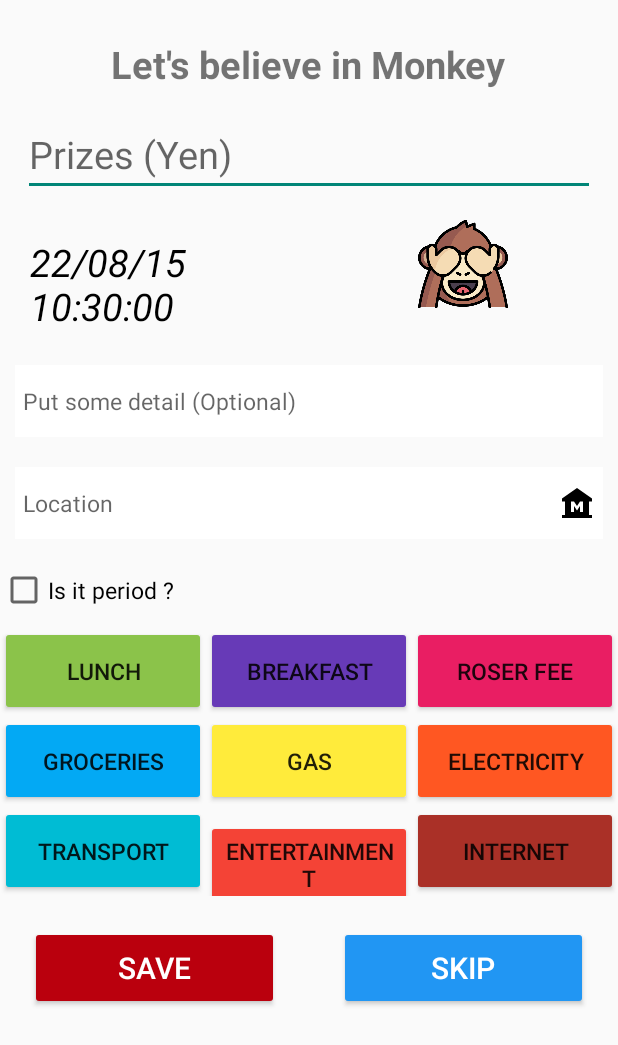
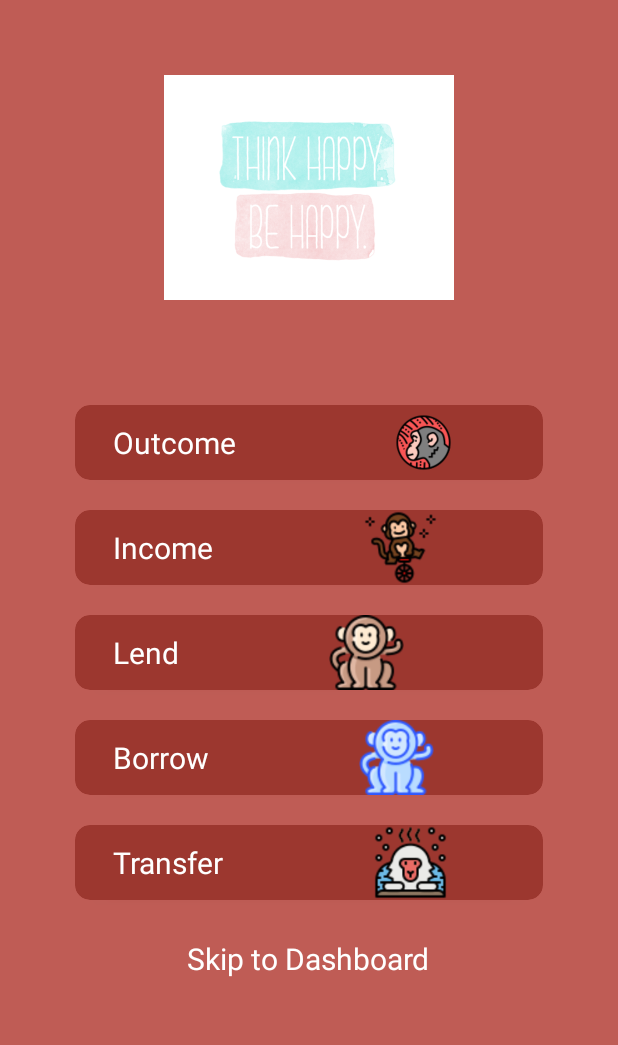
Before and after one commit to JeffKi11er/AppMonkeyKeeping, an Android app: the screen it shows after launch (MainActivity), on a phone screen of 412 x 824 dp. Shown: the top 1045 px of the screen. Run offline under Robolectric (Android 15) with nearby library versions, the phone set to English and light mode, and no system bars; libraries missing offline, so code that uses them is left out: io.realm; 3 statements that could not run were skipped.

Commit message:
add screen mode

```diff
--- a/app/src/main/AndroidManifest.xml
+++ b/app/src/main/AndroidManifest.xml
@@ -25,9 +25,6 @@
             android:name=".ModifyActivity"
             android:exported="false" />
         <activity
-            android:name=".SupportActivity"
-            android:exported="false" />
-        <activity
             android:name=".MainActivity"
             android:exported="true"
             android:screenOrientation="portrait">
--- a/app/src/main/java/com/example/appmonkeykeeping/MainAmountFragment.java
+++ b/app/src/main/java/com/example/appmonkeykeeping/MainAmountFragment.java
@@ -51,6 +51,7 @@ import android.widget.DatePicker;
 import android.widget.TimePicker;
 import android.widget.Toast;
 
+import com.example.appmonkeykeeping.annotation.Annotation;
 import com.example.appmonkeykeeping.center.DatabaseSystem;
 import com.example.appmonkeykeeping.custom.CustomDialogPreview;
 import com.example.appmonkeykeeping.custom.NumberTextWatcherForThousand;
@@ -131,6 +132,7 @@ public class MainAmountFragment extends Fragment implements LocationInserting {
                 }
                 period = binding.boxPeriod.isChecked();
                 Money money = new Money();
+                money.setTag(Annotation.typesOfRecording[0]);
                 money.setDate(binding.tvDate.getText().toString());
                 money.setActualCost(Long.parseLong(binding.edtMainMoney.getText().toString().replaceAll(",","").trim()));
                 money.setCategory(binding.tvCateCheck.getText().toString().trim());
--- a/app/src/main/java/com/example/appmonkeykeeping/MonkeyApplication.java
+++ b/app/src/main/java/com/example/appmonkeykeeping/MonkeyApplication.java
@@ -11,6 +11,8 @@ public class MonkeyApplication extends Application {
         super.onCreate();
         Realm.init(this);
         RealmConfiguration configuration = new RealmConfiguration.Builder()
+                .schemaVersion(2)
+                .deleteRealmIfMigrationNeeded()
                 .allowQueriesOnUiThread(true)
                 .allowWritesOnUiThread(true)
                 .build();
--- /dev/null
+++ b/app/src/main/java/com/example/appmonkeykeeping/PlayingModeFragment.java
@@ -0,0 +1,40 @@
+package com.example.appmonkeykeeping;
+
+import android.os.Bundle;
+
+import androidx.fragment.app.Fragment;
+import androidx.navigation.NavController;
+import androidx.navigation.NavOptions;
+import androidx.navigation.Navigation;
+
+import android.view.LayoutInflater;
+import android.view.View;
+import android.view.ViewGroup;
+
+import com.example.appmonkeykeeping.databinding.FragmentPlayingModeBinding;
+
+public class PlayingModeFragment extends Fragment {
+    FragmentPlayingModeBinding binding;
+    @Override
+    public void onCreate(Bundle savedInstanceState) {
+        super.onCreate(savedInstanceState);
+        if (getArguments() != null) {
+        }
+    }
+
+    @Override
+    public View onCreateView(LayoutInflater inflater, ViewGroup container,
+                             Bundle savedInstanceState) {
+        binding = FragmentPlayingModeBinding.inflate(inflater,container,false);
+        View view = binding.getRoot();
+        binding.btnOutcome.setOnClickListener(new View.OnClickListener() {
+            @Override
+            public void onClick(View v) {
+                NavController controller = Navigation.findNavController(v);
+                NavOptions navOptions = new NavOptions.Builder().setPopUpTo(R.id.mainAmountFragment,true).build();
+                controller.navigate(R.id.action_playingModeFragment_to_mainAmountFragment,null,navOptions);
+            }
+        });
+        return view;
+    }
+}
--- a/app/src/main/java/com/example/appmonkeykeeping/SupportActivity.java
+++ /dev/null
@@ -1,19 +0,0 @@
-package com.example.appmonkeykeeping;
-
-import androidx.appcompat.app.AppCompatActivity;
-
-import android.os.Bundle;
-import android.view.View;
-
-import com.example.appmonkeykeeping.databinding.ActivitySupportBinding;
-
-public class SupportActivity extends AppCompatActivity {
-    ActivitySupportBinding binding;
-    @Override
-    protected void onCreate(Bundle savedInstanceState) {
-        super.onCreate(savedInstanceState);
-        binding = ActivitySupportBinding.inflate(getLayoutInflater());
-        View view = binding.getRoot();
-        setContentView(view);
-    }
-}
--- a/app/src/main/java/com/example/appmonkeykeeping/annotation/Annotation.java
+++ b/app/src/main/java/com/example/appmonkeykeeping/annotation/Annotation.java
@@ -11,4 +11,5 @@ public class Annotation {
     public static final int REQUEST_PERMISSION_CODE = 101;
     public static final int CAMERA_REQUEST_CODE = 103;
     public static final int WRITE_STORAGE_REQUEST_CODE = 102;
+    public static final String[]typesOfRecording = new String[]{"outcome","income","lend","borrow","transfer"};
 }
--- a/app/src/main/java/com/example/appmonkeykeeping/model/Money.java
+++ b/app/src/main/java/com/example/appmonkeykeeping/model/Money.java
@@ -16,6 +16,16 @@ public class Money extends RealmObject {
     private long projectCost;
     private long actualCost;
     private long diff;
+    private String tag;
+
+    public String getTag() {
+        return tag;
+    }
+
+    public void setTag(String tag) {
+        this.tag = tag;
+    }
+
     public long getId() {
         return id;
     }
--- a/app/src/main/res/layout/activity_main.xml
+++ b/app/src/main/res/layout/activity_main.xml
@@ -9,7 +9,7 @@
         android:id="@+id/nav_main"
         android:name="androidx.navigation.fragment.NavHostFragment"
         android:layout_width="match_parent"
-        android:layout_height="wrap_content"
+        android:layout_height="match_parent"
         app:defaultNavHost="true"
         app:navGraph="@navigation/nav_graph" />
 </LinearLayout>
--- a/app/src/main/res/layout/activity_support.xml
+++ /dev/null
@@ -1,34 +0,0 @@
-<?xml version="1.0" encoding="utf-8"?>
-<RelativeLayout xmlns:android="http://schemas.android.com/apk/res/android"
-    xmlns:app="http://schemas.android.com/apk/res-auto"
-    xmlns:tools="http://schemas.android.com/tools"
-    android:layout_width="match_parent"
-    android:layout_height="match_parent"
-    tools:context=".SupportActivity">
-
-    <androidx.core.widget.NestedScrollView
-        android:layout_width="match_parent"
-        android:layout_height="match_parent"
-        android:fillViewport="true">
-
-        <androidx.recyclerview.widget.RecyclerView
-            android:id="@+id/rcl_support"
-            android:layout_width="match_parent"
-            android:layout_height="match_parent"
-            android:layout_marginLeft="15dp"
-            android:layout_marginTop="30dp"
-            android:layout_marginRight="15dp"
-            android:layout_marginBottom="80dp"
-            app:layoutManager="androidx.recyclerview.widget.LinearLayoutManager" />
-    </androidx.core.widget.NestedScrollView>
-
-    <Button
-        android:id="@+id/btn_cancel"
-        android:layout_width="match_parent"
-        android:layout_height="60dp"
-        android:layout_alignParentBottom="true"
-        android:layout_marginLeft="50dp"
-        android:layout_marginRight="50dp"
-        android:layout_marginBottom="25dp"
-        android:text="Cancel" />
-</RelativeLayout>
--- a/app/src/main/res/layout/fragment_dash_board.xml
+++ b/app/src/main/res/layout/fragment_dash_board.xml
@@ -4,7 +4,6 @@
     android:layout_width="match_parent"
     android:layout_height="match_parent"
     tools:context=".DashBoardFragment">
-
    <LinearLayout
        android:layout_width="match_parent"
        android:layout_height="wrap_content"
--- /dev/null
+++ b/app/src/main/res/layout/fragment_playing_mode.xml
@@ -0,0 +1,191 @@
+<?xml version="1.0" encoding="utf-8"?>
+<FrameLayout xmlns:android="http://schemas.android.com/apk/res/android"
+    xmlns:tools="http://schemas.android.com/tools"
+    android:layout_width="match_parent"
+    android:layout_height="match_parent"
+    xmlns:app="http://schemas.android.com/apk/res-auto"
+    tools:context=".PlayingModeFragment"
+    android:background="#BF5C55">
+    <LinearLayout
+        android:layout_width="match_parent"
+        android:layout_height="match_parent"
+        android:orientation="vertical">
+        <ImageView
+            android:layout_width="match_parent"
+            android:layout_height="150dp"
+            android:layout_marginTop="50dp"
+            android:layout_marginBottom="50dp"
+            android:src="@drawable/thinking_happy" />
+
+        <androidx.cardview.widget.CardView
+            android:id="@+id/btn_outcome"
+            android:layout_width="match_parent"
+            android:layout_height="50dp"
+            android:layout_marginLeft="50dp"
+            android:layout_marginTop="20dp"
+            android:layout_marginRight="50dp"
+            android:backgroundTint="#9C372F"
+            app:cardCornerRadius="10dp">
+
+            <LinearLayout
+                android:layout_width="match_parent"
+                android:layout_height="match_parent"
+                android:orientation="horizontal">
+
+                <TextView
+                    android:layout_width="wrap_content"
+                    android:layout_height="wrap_content"
+                    android:layout_gravity="center"
+                    android:layout_marginLeft="25dp"
+                    android:text="@string/outcome"
+                    android:textColor="@color/white"
+                    android:textSize="20sp" />
+
+                <ImageView
+                    android:layout_width="50dp"
+                    android:layout_height="50dp"
+                    android:scaleType="fitXY"
+                    android:layout_marginLeft="100dp"
+                    android:src="@drawable/outcome" />
+            </LinearLayout>
+        </androidx.cardview.widget.CardView>
+
+        <androidx.cardview.widget.CardView
+            android:id="@+id/btn_income"
+            android:layout_width="match_parent"
+            android:layout_height="50dp"
+            android:layout_marginLeft="50dp"
+            android:layout_marginTop="20dp"
+            android:layout_marginRight="50dp"
+            android:backgroundTint="#9C372F"
+            app:cardCornerRadius="10dp">
+
+            <LinearLayout
+                android:layout_width="match_parent"
+                android:layout_height="match_parent"
+                android:orientation="horizontal">
+
+                <TextView
+                    android:layout_width="wrap_content"
+                    android:layout_height="wrap_content"
+                    android:layout_gravity="center"
+                    android:layout_marginLeft="25dp"
+                    android:text="@string/income"
+                    android:textColor="@color/white"
+                    android:textSize="20sp" />
+
+                <ImageView
+                    android:layout_width="50dp"
+                    android:layout_height="50dp"
+                    android:scaleType="fitXY"
+                    android:layout_marginLeft="100dp"
+                    android:src="@drawable/income" />
+            </LinearLayout>
+        </androidx.cardview.widget.CardView>
+
+        <androidx.cardview.widget.CardView
+            android:id="@+id/btn_lend"
+            android:layout_width="match_parent"
+            android:layout_height="50dp"
+            android:layout_marginLeft="50dp"
+            android:layout_marginTop="20dp"
+            android:layout_marginRight="50dp"
+            android:backgroundTint="#9C372F"
+            app:cardCornerRadius="10dp">
+
+            <LinearLayout
+                android:layout_width="match_parent"
+                android:layout_height="match_parent"
+                android:orientation="horizontal">
+
+                <TextView
+                    android:layout_width="wrap_content"
+                    android:layout_height="wrap_content"
+                    android:layout_gravity="center"
+                    android:layout_marginLeft="25dp"
+                    android:text="@string/lend"
+                    android:textColor="@color/white"
+                    android:textSize="20sp" />
+
+                <ImageView
+                    android:layout_width="50dp"
+                    android:layout_height="50dp"
+                    android:scaleType="fitXY"
+                    android:layout_marginLeft="100dp"
+                    android:src="@drawable/being_lent" />
+            </LinearLayout>
+        </androidx.cardview.widget.CardView>
+
+        <androidx.cardview.widget.CardView
+            android:id="@+id/btn_borrow"
+            android:layout_width="match_parent"
+            android:layout_height="50dp"
+            android:layout_marginLeft="50dp"
+            android:layout_marginTop="20dp"
+            android:layout_marginRight="50dp"
+            android:backgroundTint="#9C372F"
+            app:cardCornerRadius="10dp">
+
+            <LinearLayout
+                android:layout_width="match_parent"
+                android:layout_height="match_parent"
+                android:orientation="horizontal">
+
+                <TextView
+                    android:layout_width="wrap_content"
+                    android:layout_height="wrap_content"
+                    android:layout_gravity="center"
+                    android:layout_marginLeft="25dp"
+                    android:text="@string/borrow"
+                    android:textColor="@color/white"
+                    android:textSize="20sp" />
+
+                <ImageView
+                    android:layout_width="50dp"
+                    android:layout_height="50dp"
+                    android:scaleType="fitXY"
+                    android:layout_marginLeft="100dp"
+                    android:src="@drawable/lent" />
+            </LinearLayout>
+        </androidx.cardview.widget.CardView>
+        <androidx.cardview.widget.CardView
+            android:layout_width="match_parent"
+            android:layout_height="50dp"
+            android:id="@+id/btn_transfer"
+            android:layout_marginRight="50dp"
+            android:layout_marginLeft="50dp"
+            app:cardCornerRadius="10dp"
+            android:backgroundTint="#9C372F"
+            android:layout_marginTop="20dp"
+            >
+            <LinearLayout
+                android:layout_width="match_parent"
+                android:layout_height="match_parent"
+                android:orientation="horizontal">
+                <TextView
+                    android:layout_width="wrap_content"
+                    android:layout_height="wrap_content"
+                    android:text="@string/transfer"
+                    android:textColor="@color/white"
+                    android:textSize="20sp"
+                    android:layout_gravity="center"
+                    android:layout_marginLeft="25dp"/>
+                <ImageView
+                    android:layout_width="50dp"
+                    android:layout_height="50dp"
+                    android:scaleType="fitXY"
+                    android:src="@drawable/transfer"
+                    android:layout_marginLeft="100dp"/>
+            </LinearLayout>
+        </androidx.cardview.widget.CardView>
+        <TextView
+            android:layout_width="wrap_content"
+            android:layout_height="wrap_content"
+            android:id="@+id/tv_skip_dashboard"
+            android:text="@string/skip"
+            android:layout_gravity="center_horizontal"
+            android:layout_margin="25dp"
+            android:textSize="20sp"
+            android:textColor="@color/white" />
+    </LinearLayout>
+</FrameLayout>
--- a/app/src/main/res/navigation/nav_graph.xml
+++ b/app/src/main/res/navigation/nav_graph.xml
@@ -3,7 +3,7 @@
     xmlns:app="http://schemas.android.com/apk/res-auto"
     xmlns:tools="http://schemas.android.com/tools"
     android:id="@+id/nav_graph"
-    app:startDestination="@id/mainAmountFragment">
+    app:startDestination="@id/playingModeFragment">
 
     <fragment
         android:id="@+id/mainAmountFragment"
@@ -48,4 +48,16 @@
             android:id="@+id/action_dashBoardFragment_to_statusFragment"
             app:destination="@id/statusFragment" />
     </fragment>
+    <fragment
+        android:id="@+id/playingModeFragment"
+        android:name="com.example.appmonkeykeeping.PlayingModeFragment"
+        android:label="fragment_playing_mode"
+        tools:layout="@layout/fragment_playing_mode" >
+        <action
+            android:id="@+id/action_playingModeFragment_to_mainAmountFragment"
+            app:destination="@id/mainAmountFragment" />
+        <action
+            android:id="@+id/action_playingModeFragment_to_dashBoardFragment"
+            app:destination="@id/dashBoardFragment" />
+    </fragment>
 </navigation>
--- a/app/src/main/res/values/strings.xml
+++ b/app/src/main/res/values/strings.xml
@@ -12,4 +12,11 @@
     <string name="electricity">Electricity</string>
     <string name="transport">Transport</string>
     <string name="period">Is it period ?</string>
+    <string name="mode_wondering">Which mode do you wanna choose ?</string>
+    <string name="outcome">Outcome</string>
+    <string name="income">Income</string>
+    <string name="lend">Lend</string>
+    <string name="borrow">Borrow</string>
+    <string name="transfer">Transfer</string>
+    <string name="skip">Skip to Dashboard</string>
 </resources>
```
Also changed, not shown: app/src/main/res/drawable/being_lent.png (added), app/src/main/res/drawable/income.png (added), app/src/main/res/drawable/lent.png (added), app/src/main/res/drawable/outcome.png (added), app/src/main/res/drawable/thinking_happy.png (added), app/src/main/res/drawable/transfer.png (added).
